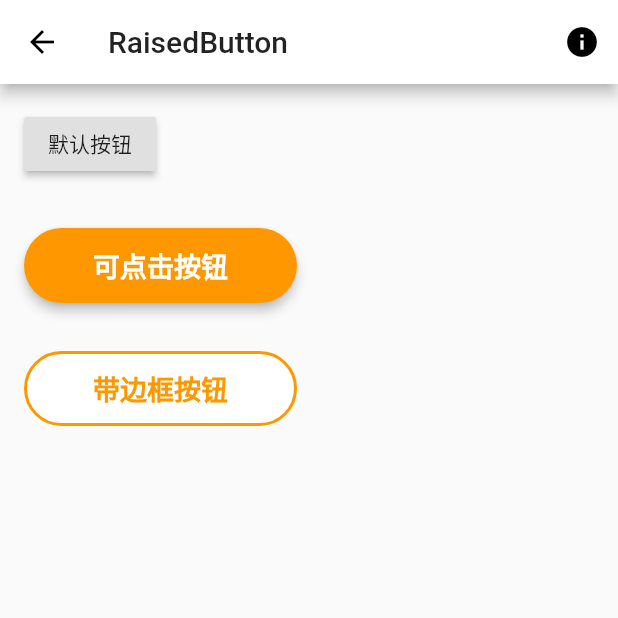
After one commit to sunfusheng/FlutterDemo, a Flutter app: the RaisedButtonPage screen opened directly, on a phone screen of 412 x 824 dp, the top half of it. The commit adds this screen. Run offline on Flutter 3.47's test engine with Material 2 defaults, Android fonts, the light colour scheme and no system bars; missing offline and left inert: flutter_webview_plugin; network calls fail.

Commit message:
add RaisedButton

```diff
--- a/lib/pages/basic/BasicPage.dart
+++ b/lib/pages/basic/BasicPage.dart
@@ -1,4 +1,5 @@
 import 'package:FlutterWidgets/model/Router.dart';
+import 'package:FlutterWidgets/pages/basic/RaisedButtonPage.dart';
 import 'package:FlutterWidgets/pages/basic/TextRichText.dart';
 import 'package:FlutterWidgets/widgets/WebViewPage.dart';
 import 'package:FlutterWidgets/pages/basic/ContainerBoxDecoration.dart';
@@ -11,9 +12,8 @@ class BasicPage extends StatelessWidget {
     Router('Container, BoxDecoration', ContainerBoxDecoration()),
     Router('Row, column, Flex, Expanded', RowColumnFlexExpanded()),
     Router('Text, RichText', TextRichText()),
-    Router('RaisedButton', null),
-    Router('Icon', null),
-    Router('Image', null),
+    Router('RaisedButton', RaisedButtonPage()),
+    Router('Icon, Image', null),
     Router('Scaffold', null),
     Router('Appbar', null),
     Router('FlutterLogo', null),
--- /dev/null
+++ b/lib/pages/basic/RaisedButtonPage.dart
@@ -0,0 +1,124 @@
+import 'package:FlutterWidgets/widgets/WebViewPage.dart';
+import 'package:flutter/material.dart';
+
+class RaisedButtonPage extends StatefulWidget {
+  @override
+  State<StatefulWidget> createState() {
+    return _ButtonState();
+  }
+}
+
+class _ButtonState extends State<RaisedButtonPage> {
+  final title = 'RaisedButton';
+  final url =
+      'https://github.com/sunfusheng/FlutterWidgets/tree/master/lib/pages/basic/RaisedButtonPage.dart';
+
+  bool isDisabled = false;
+
+  @override
+  Widget build(BuildContext context) {
+    return Scaffold(
+      appBar: AppBar(
+        title: Text(title),
+        actions: <Widget>[
+          IconButton(
+              icon: new Icon(Icons.info),
+              onPressed: () {
+                Navigator.push(
+                  context,
+                  MaterialPageRoute(
+                    builder: (context) => WebViewPage(title, url),
+                  ),
+                );
+              })
+        ],
+      ),
+      body: Builder(
+        builder: (BuildContext context) {
+          return SingleChildScrollView(
+            child: Column(
+              mainAxisAlignment: MainAxisAlignment.start,
+              crossAxisAlignment: CrossAxisAlignment.center,
+              children: <Widget>[
+                Container(
+                  margin: EdgeInsets.all(16),
+                  alignment: Alignment.centerLeft,
+                  child: RaisedButton(
+                    onPressed: () {
+                      setState(() {
+                        isDisabled = !isDisabled;
+                      });
+                    },
+                    child: Text('默认按钮'),
+                  ),
+                ),
+                Container(
+                  margin: EdgeInsets.all(16),
+                  alignment: Alignment.centerLeft,
+                  child: RaisedButton(
+                    onPressed: isDisabled ? null : () {},
+                    child: Container(
+                      width: 150,
+                      height: 50,
+                      alignment: Alignment.center,
+                      child: Text(
+                        isDisabled ? '不可点按钮' : '可点击按钮',
+                        style: TextStyle(
+                          fontSize: 18,
+                          fontWeight: FontWeight.bold,
+                        ),
+                      ),
+                    ),
+                    textColor: Colors.white,
+                    disabledTextColor: Colors.white70,
+                    elevation: 3,
+                    disabledElevation: 0,
+                    highlightElevation: 3,
+                    color: Colors.orange,
+                    splashColor: Colors.red,
+                    highlightColor: Color(0xFFFFB74D),
+                    disabledColor: Colors.grey,
+                    shape: RoundedRectangleBorder(
+                      borderRadius: BorderRadius.all(Radius.circular(25)),
+                    ),
+                  ),
+                ),
+                Container(
+                  margin: EdgeInsets.all(16),
+                  alignment: Alignment.centerLeft,
+                  child: RaisedButton(
+                    onPressed: () {},
+                    child: Container(
+                      width: 150,
+                      height: 50,
+                      alignment: Alignment.center,
+                      child: Text(
+                        '带边框按钮',
+                        style: TextStyle(
+                          fontSize: 18,
+                          fontWeight: FontWeight.bold,
+                        ),
+                      ),
+                    ),
+                    textColor: Colors.orange,
+                    disabledTextColor: Colors.white70,
+                    elevation: 0,
+                    disabledElevation: 0,
+                    highlightElevation: 0,
+                    color: Colors.white,
+                    highlightColor: Color(0xFFFFCC80),
+                    disabledColor: Colors.grey,
+                    shape: RoundedRectangleBorder(
+                      side: BorderSide(color: Colors.orange, width: 2),
+                      borderRadius: BorderRadius.all(Radius.circular(25)),
+                    ),
+                  ),
+                ),
+              ],
+            ),
+          );
+        },
+      ),
+    );
+  }
+}
```
